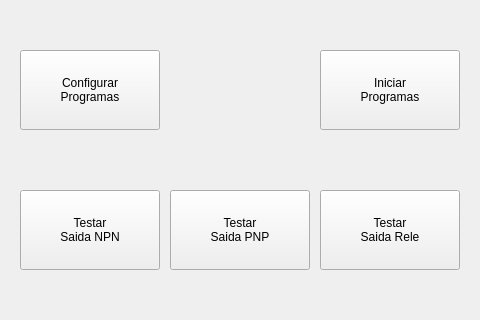
The window that View/menu.ui (Renatoyyz/fonte-controlada) describes before a commit, drawn with Qt 5.
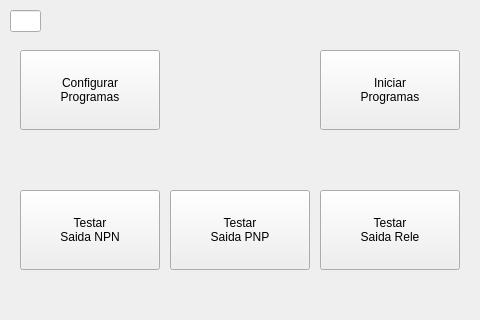
The same window after the commit.

The edit to the form file:
```diff
--- a/View/menu.ui
+++ b/View/menu.ui
@@ -107,6 +107,16 @@
 Saida Rele</string>
    </property>
   </widget>
+  <widget class="QLineEdit" name="txHidden">
+   <property name="geometry">
+    <rect>
+     <x>10</x>
+     <y>10</y>
+     <width>31</width>
+     <height>22</height>
+    </rect>
+   </property>
+  </widget>
  </widget>
  <resources/>
  <connections/>
```
Left out of the diff: 4 changed lines with no effect on the pictures.
